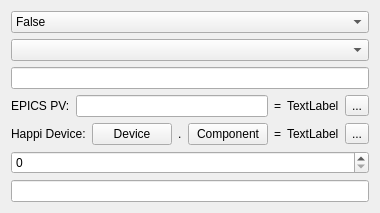
The window that atef/ui/config_value_edit.ui (pcdshub/atef) describes before a commit, drawn with Qt 5.
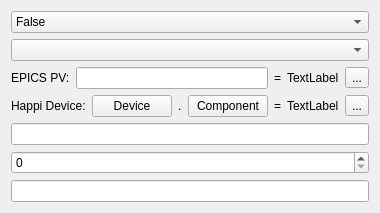
The same window after the commit.

Commit message: WIP: checkpoint with edit widget outline

What changed in the file:
```diff
--- a/atef/ui/config_value_edit.ui
+++ b/atef/ui/config_value_edit.ui
@@ -32,10 +32,20 @@
     <widget class="QComboBox" name="enum_input"/>
    </item>
    <item>
-    <widget class="QLineEdit" name="float_input"/>
-   </item>
-   <item>
-    <layout class="QHBoxLayout" name="epics_layout">
+    <widget class="QWidget" name="epics_widget" native="true">
+     <layout class="QHBoxLayout" name="horizontalLayout">
+      <property name="spacing">
+       <number>6</number>
+      </property>
+      <property name="leftMargin">
+       <number>0</number>
+      </property>
+      <property name="topMargin">
+       <number>0</number>
+      </property>
+      <property name="rightMargin">
+       <number>0</number>
+      </property>
      <property name="bottomMargin">
       <number>0</number>
      </property>
@@ -71,9 +81,20 @@
       </widget>
      </item>
     </layout>
+    </widget>
    </item>
    <item>
-    <layout class="QHBoxLayout" name="happi_layout">
+    <widget class="QWidget" name="happi_widget" native="true">
+     <layout class="QHBoxLayout" name="horizontalLayout_2">
+      <property name="leftMargin">
+       <number>0</number>
+      </property>
+      <property name="topMargin">
+       <number>0</number>
+      </property>
+      <property name="rightMargin">
+       <number>0</number>
+      </property>
      <property name="bottomMargin">
       <number>0</number>
      </property>
@@ -127,6 +148,10 @@
       </widget>
      </item>
     </layout>
+    </widget>
+   </item>
+   <item>
+    <widget class="QLineEdit" name="float_input"/>
    </item>
    <item>
     <widget class="QSpinBox" name="int_input"/>
```
Lines whose indentation alone changed are shown as unchanged. The commit also changes 1 other file.
